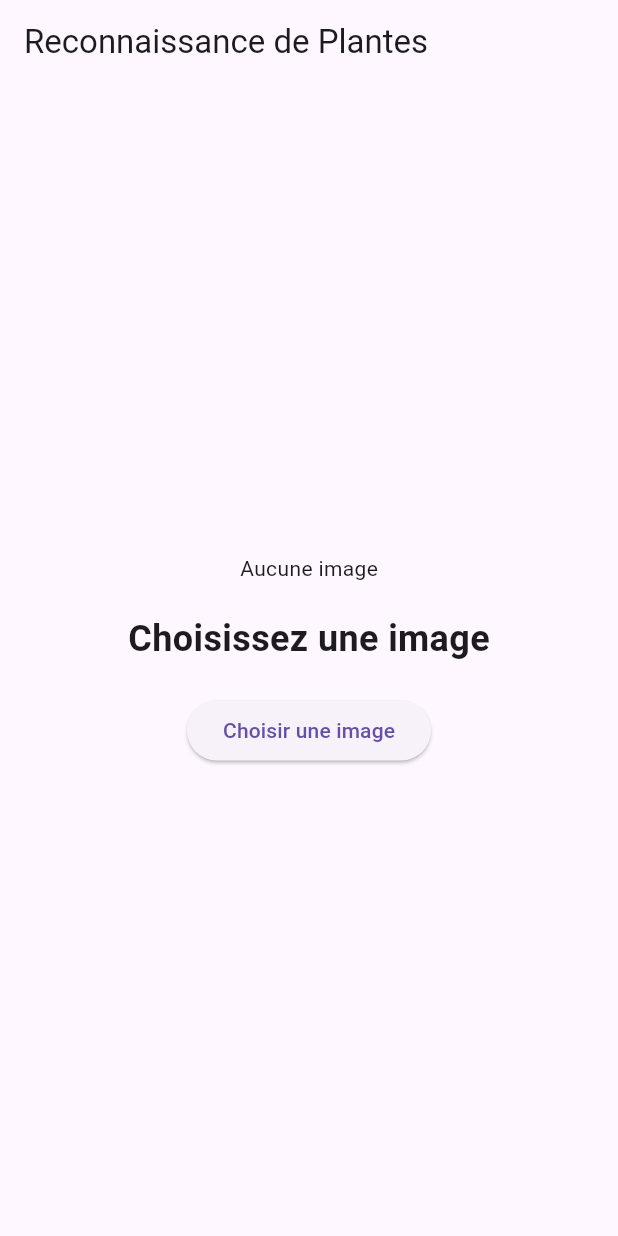
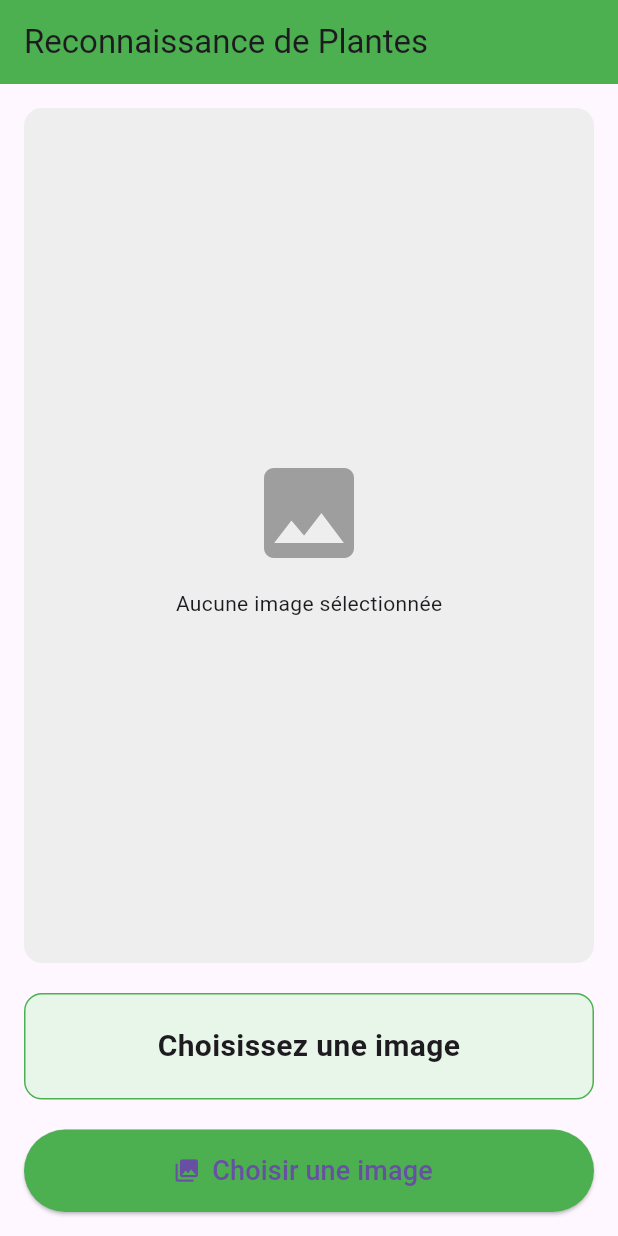
Before and after one commit to MDL774/plante_app, a Flutter app: the screen it shows after launch, on a phone screen of 412 x 824 dp. Run offline on Flutter 3.47's test engine with Material 3 defaults, Android fonts, the phone set to English and light mode, and no system bars; our stand-ins replace image_picker; missing offline and left inert: tflite_flutter.

Commit message:
Correction prétraitement image

```diff
--- a/lib/main.dart
+++ b/lib/main.dart
@@ -3,6 +3,7 @@ import 'package:flutter/material.dart';
 import 'package:image_picker/image_picker.dart';
 import 'package:tflite_flutter/tflite_flutter.dart';
 import 'package:flutter/services.dart';
+import 'package:image/image.dart' as img;
 
 void main() {
   runApp(MyApp());
@@ -13,6 +14,7 @@ class MyApp extends StatelessWidget {
   Widget build(BuildContext context) {
     return MaterialApp(
       title: 'Reconnaissance Plantes',
+      theme: ThemeData(primarySwatch: Colors.green),
       home: Home(),
     );
   }
@@ -36,46 +38,170 @@ class _HomeState extends State<Home> {
   }
 
   loadModel() async {
+    try {
       interpreter = await Interpreter.fromAsset('assets/model.tflite');
       String labelData = await rootBundle.loadString('assets/labels.txt');
-    labels = labelData.split('\n');
+      labels = labelData.split('\n').where((l) => l.isNotEmpty).toList();
+      print("✅ Modèle chargé avec succès!");
+      print("📋 Labels: $labels");
+    } catch (e) {
+      print("❌ Erreur chargement modèle: $e");
+      setState(() {
+        result = "Erreur: modèle non chargé";
+      });
+    }
   }
 
   pickImage() async {
     final picked = await ImagePicker().pickImage(source: ImageSource.gallery);
     if (picked == null) return;
-    setState(() { image = File(picked.path); });
+
+    setState(() {
+      image = File(picked.path);
+      result = "Analyse en cours...";
+    });
+
     classifyImage(File(picked.path));
   }
 
   classifyImage(File imageFile) async {
-    var input = List.filled(1 * 128 * 128 * 3, 0.0).reshape([1, 128, 128, 3]);
-    var output = List.filled(1 * 5, 0.0).reshape([1, 5]);
+    if (interpreter == null) {
+      setState(() => result = "Modèle non chargé");
+      return;
+    }
+
+    try {
+      // 1. Lire l'image
+      final bytes = await imageFile.readAsBytes();
+      img.Image? originalImage = img.decodeImage(bytes);
+
+      if (originalImage == null) {
+        setState(() => result = "Erreur: impossible de lire l'image");
+        return;
+      }
+
+      print("✅ Image chargée: ${originalImage.width}x${originalImage.height}");
+
+      // 2. Redimensionner à 128x128 (vérifie la taille utilisée par ton modèle)
+      int inputSize = 128; // ← à adapter si ton modèle utilise 224
+      img.Image resizedImage = img.copyResize(originalImage, width: inputSize, height: inputSize);
+
+      // 3. Créer le tensor d'entrée
+      var input = List.filled(1 * inputSize * inputSize * 3, 0.0)
+          .reshape([1, inputSize, inputSize, 3]);
+
+      // 4. Remplir le tensor avec les pixels normalisés
+      for (int y = 0; y < inputSize; y++) {
+        for (int x = 0; x < inputSize; x++) {
+          int pixel = resizedImage.getPixel(x, y);
+          input[0][y][x][0] = img.getRed(pixel) / 255.0;
+          input[0][y][x][1] = img.getGreen(pixel) / 255.0;
+          input[0][y][x][2] = img.getBlue(pixel) / 255.0;
+        }
+      }
+
+      print("✅ Tensor créé, début inférence...");
+
+      // 5. Exécuter le modèle
+      var output = List.filled(1 * labels.length, 0.0).reshape([1, labels.length]);
       interpreter!.run(input, output);
+
+      // 6. Afficher les probabilités
+      print("📊 Probabilités:");
+      for (int i = 0; i < labels.length; i++) {
+        print("   ${labels[i]}: ${(output[0][i] * 100).toStringAsFixed(1)}%");
+      }
+
+      // 7. Trouver la meilleure prédiction
       int maxIndex = 0;
       double maxVal = output[0][0];
-    for (int i = 1; i < 5; i++) {
+      for (int i = 1; i < labels.length; i++) {
         if (output[0][i] > maxVal) {
           maxVal = output[0][i];
           maxIndex = i;
         }
       }
-    setState(() { result = labels[maxIndex]; });
+
+      // 8. Afficher le résultat
+      setState(() {
+        result = "${labels[maxIndex]} (${(maxVal * 100).toStringAsFixed(1)}%)";
+      });
+
+      print("✅ Prédiction finale: ${labels[maxIndex]}");
+
+    } catch (e) {
+      print("❌ Erreur lors de l'analyse: $e");
+      setState(() => result = "Erreur: $e");
+    }
   }
 
   @override
   Widget build(BuildContext context) {
     return Scaffold(
-      appBar: AppBar(title: Text("Reconnaissance de Plantes")),
-      body: Center(
+      appBar: AppBar(
+        title: Text("Reconnaissance de Plantes"),
+        backgroundColor: Colors.green,
+      ),
+      body: Padding(
+        padding: const EdgeInsets.all(16.0),
         child: Column(
           mainAxisAlignment: MainAxisAlignment.center,
           children: [
-            image == null ? Text("Aucune image") : Image.file(image!, height: 250),
+            // Affichage de l'image
+            Expanded(
+              flex: 2,
+              child: Container(
+                decoration: BoxDecoration(
+                  color: Colors.grey[200],
+                  borderRadius: BorderRadius.circular(12),
+                ),
+                child: image == null
+                    ? Center(
+                        child: Column(
+                          mainAxisAlignment: MainAxisAlignment.center,
+                          children: [
+                            Icon(Icons.image, size: 80, color: Colors.grey),
+                            SizedBox(height: 10),
+                            Text("Aucune image sélectionnée"),
+                          ],
+                        ),
+                      )
+                    : ClipRRect(
+                        borderRadius: BorderRadius.circular(12),
+                        child: Image.file(image!, fit: BoxFit.cover),
+                      ),
+              ),
+            ),
             SizedBox(height: 20),
-            Text(result, style: TextStyle(fontSize: 24, fontWeight: FontWeight.bold)),
+            // Résultat
+            Container(
+              width: double.infinity,
+              padding: EdgeInsets.all(20),
+              decoration: BoxDecoration(
+                color: Colors.green[50],
+                borderRadius: BorderRadius.circular(12),
+                border: Border.all(color: Colors.green),
+              ),
+              child: Text(
+                result,
+                style: TextStyle(fontSize: 20, fontWeight: FontWeight.bold),
+                textAlign: TextAlign.center,
+              ),
+            ),
             SizedBox(height: 20),
-            ElevatedButton(onPressed: pickImage, child: Text("Choisir une image")),
+            // Bouton
+            SizedBox(
+              width: double.infinity,
+              height: 55,
+              child: ElevatedButton.icon(
+                onPressed: pickImage,
+                icon: Icon(Icons.photo_library),
+                label: Text("Choisir une image", style: TextStyle(fontSize: 18)),
+                style: ElevatedButton.styleFrom(
+                  backgroundColor: Colors.green,
+                ),
+              ),
+            ),
           ],
         ),
       ),
```
Also changed, not shown: pubspec.yaml (+6 -2 lines), pubspec.lock, 5 other files. Lines whose indentation alone changed are shown as unchanged.
